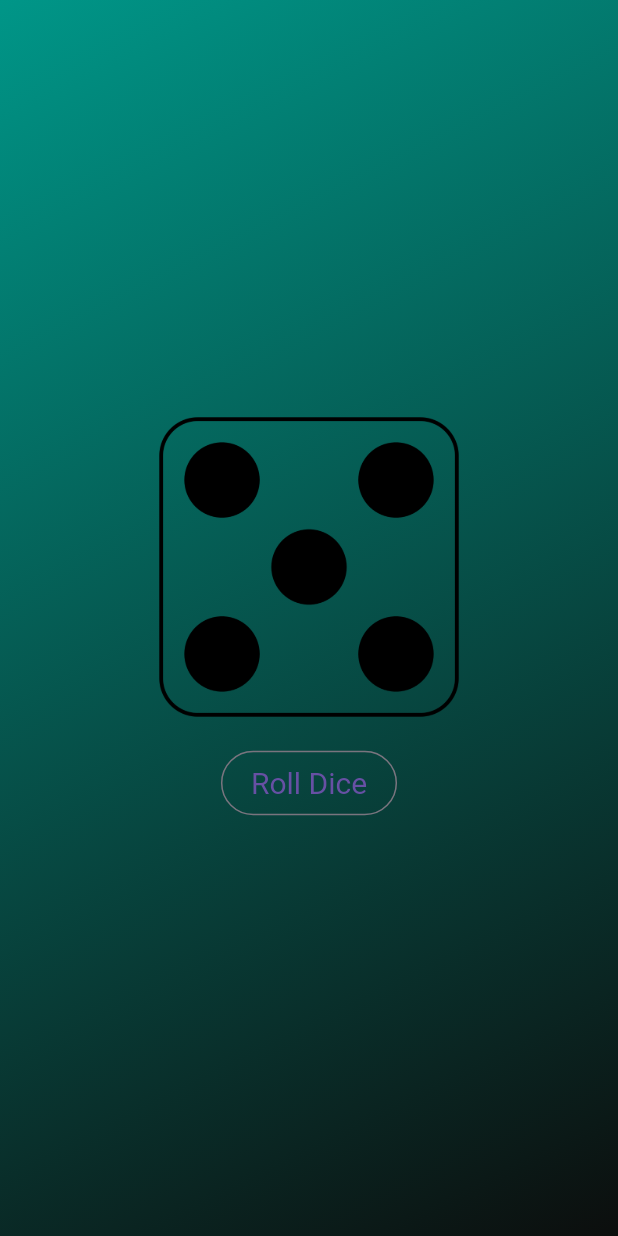
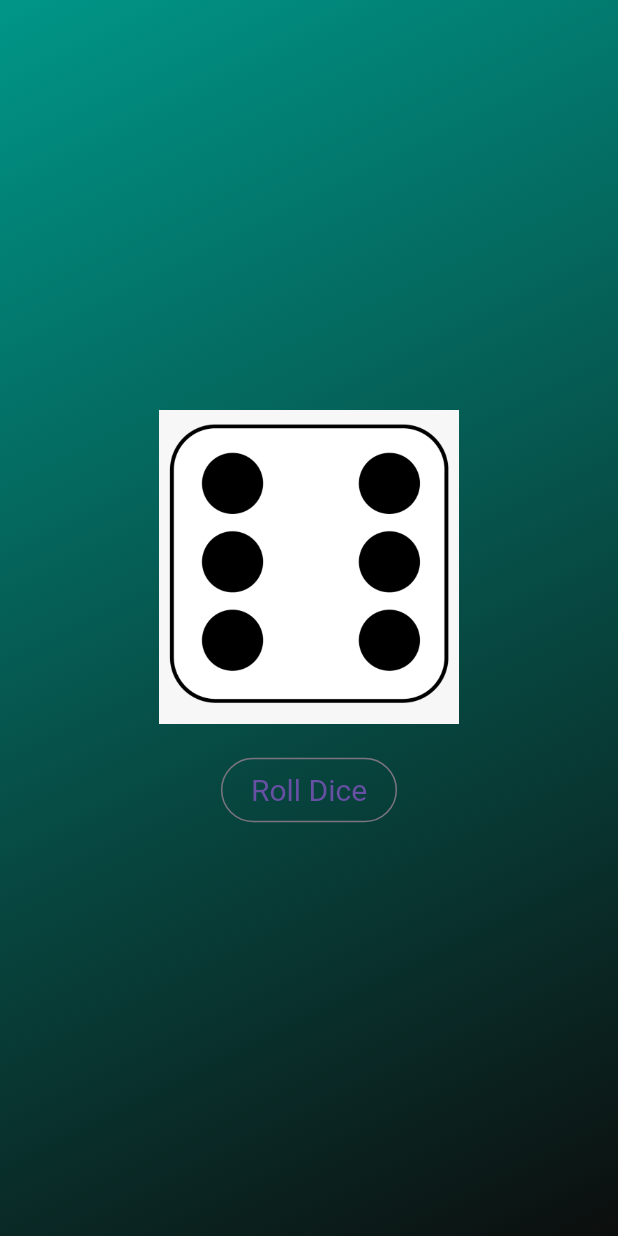
Before and after one commit to MukhtharAzeez/FLUTTER_DICE_APP, a Flutter app: the screen it shows after launch, after a tap on "Roll Dice", on a phone screen of 412 x 824 dp. Run offline on Flutter 3.47's test engine with Material 3 defaults, Android fonts, the phone set to English and light mode, and no system bars.

Commit message:
Final commit

```diff
--- a/lib/dice_roller.dart
+++ b/lib/dice_roller.dart
@@ -10,11 +10,19 @@ class DiceRoller extends StatefulWidget {
 }
 
 class _DiceRollerState extends State<DiceRoller> {
-  var activeImage = 'assets/images/dice-1.png';
+  List<String> images = [
+    'assets/images/dice-1.png',
+    'assets/images/dice-2.png',
+    'assets/images/dice-3.png',
+    'assets/images/dice-4.png',
+    'assets/images/dice-5.png',
+    'assets/images/dice-6.png',
+  ];
+  var diceRoll = 3;
+
   void rollDice() {
-    var diceroll = Random().nextInt(6) + 1;
     setState(() {
-      activeImage = 'assets/images/dice-$diceroll.png';
+      diceRoll = Random().nextInt(6) + 1;
     });
   }
 
@@ -24,7 +32,7 @@ class _DiceRollerState extends State<DiceRoller> {
       mainAxisAlignment: MainAxisAlignment.center,
       children: [
         Image.asset(
-          activeImage,
+          images[diceRoll],
           width: 200,
         ),
         const SizedBox(height: 20),
```
